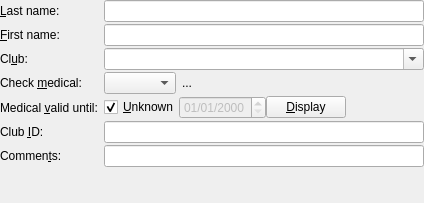
startkladde/startkladde, file src/gui/windows/objectEditor/PersonEditorPane.ui: the form before one commit.
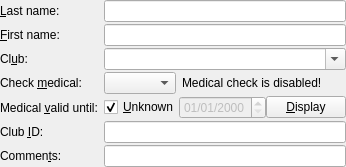
The form after the commit. Custom widgets are drawn as their Qt base class.

Commit message: Move "Medical check disabled" label textto ui file

```diff
--- a/src/gui/windows/objectEditor/PersonEditorPane.ui
+++ b/src/gui/windows/objectEditor/PersonEditorPane.ui
@@ -6,8 +6,8 @@
    <rect>
     <x>0</x>
     <y>0</y>
-    <width>424</width>
-    <height>203</height>
+    <width>318</width>
+    <height>157</height>
    </rect>
   </property>
   <property name="windowTitle">
@@ -134,7 +134,7 @@
 &quot;Check medicals&quot; in the program settings.</string>
         </property>
         <property name="text">
-         <string>...</string>
+         <string>Medical check is disabled!</string>
         </property>
        </widget>
       </item>
```
The commit also changes 3 other files.
